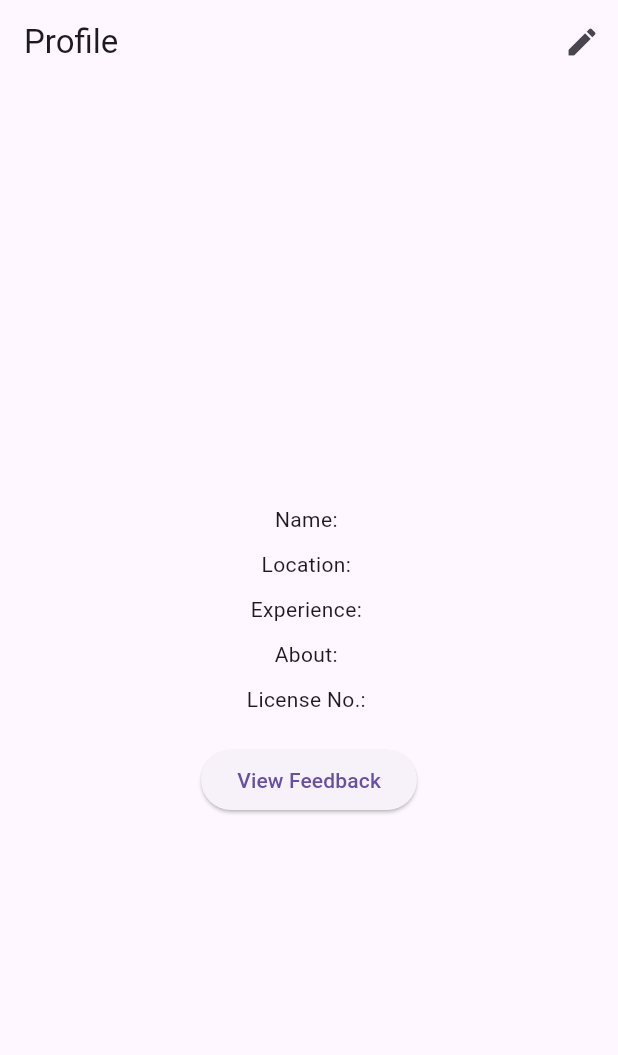
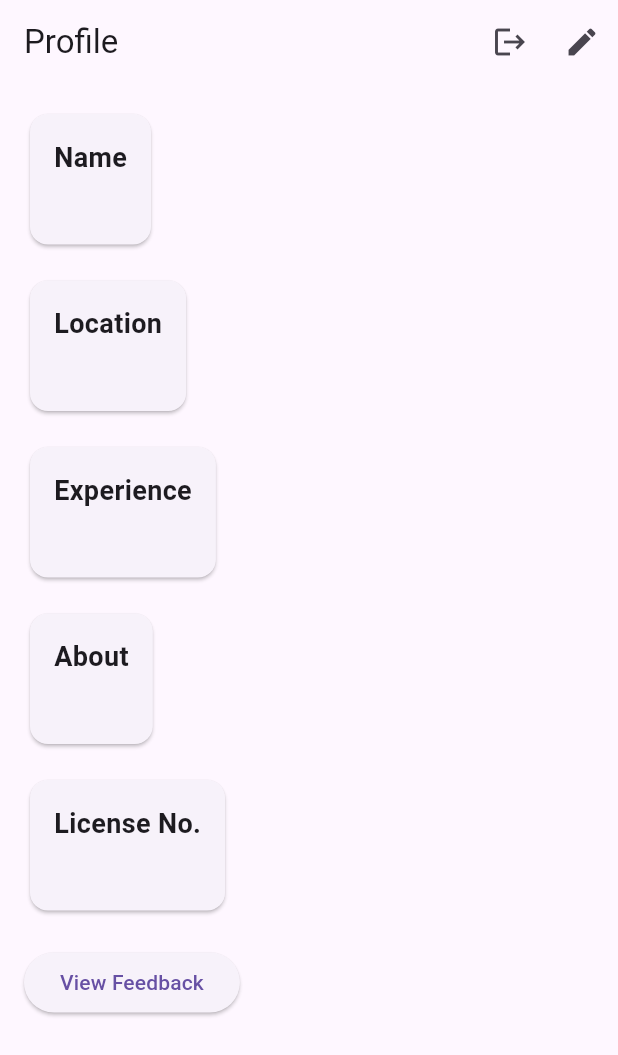
Before and after one commit to NithinYesudas/ClinicMate, a Flutter app: the ProfilePage screen opened directly, on a phone screen of 412 x 824 dp. Shown: the top 1055 px of the screen. Run offline on Flutter 3.47's test engine with Material 3 defaults, Android fonts, the phone set to English and light mode, and no system bars; our stand-ins replace cloud_firestore, firebase_auth, firebase_core, flutter_svg, google_maps_flutter, shared_preferences and 1 more; accounts and stored records are empty.

Commit message:
update rpofilepage

```diff
--- a/mini_pro_main/lib/doctor/update_profile.dart
+++ b/mini_pro_main/lib/doctor/update_profile.dart
@@ -1,8 +1,9 @@
 import 'package:cloud_firestore/cloud_firestore.dart';
 import 'package:firebase_auth/firebase_auth.dart';
 import 'package:flutter/material.dart';
+import 'package:mini_pro_main/screens/signin_screen.dart';
 import 'feedback.dart';
-import 'doctor_profile_edit_page.dart'; // Import the DoctorProfileEditPage
+import 'doctor_profile_edit_page.dart';
 
 class ProfilePage extends StatefulWidget {
   @override
@@ -49,6 +50,19 @@ class _ProfilePageState extends State<ProfilePage> {
         title: Text('Profile'),
         actions: [
           IconButton(
+            icon: Icon(Icons.logout),
+            onPressed: () async {
+              // Sign out the user
+              await FirebaseAuth.instance.signOut();
+
+              // Navigate to the login page
+              Navigator.push(
+                context,
+                MaterialPageRoute(builder: (context) => SignInScreen()),
+              );
+            },
+          ),
+          IconButton(
             icon: Icon(Icons.edit),
             onPressed: () {
               Navigator.push(
@@ -67,19 +81,111 @@ class _ProfilePageState extends State<ProfilePage> {
           ),
         ],
       ),
-      body: Center(
+      body: SingleChildScrollView(
+        child: Padding(
+          padding: const EdgeInsets.all(16.0),
           child: Column(
-          mainAxisAlignment: MainAxisAlignment.center,
+            crossAxisAlignment: CrossAxisAlignment.start,
             children: [
-            Text('Name: $_name'),
-            SizedBox(height: 10),
-            Text('Location: $_location'),
-            SizedBox(height: 10),
-            Text('Experience: $_experience'),
-            SizedBox(height: 10),
-            Text('About: $_about'),
-            SizedBox(height: 10),
-            Text('License No.: $_licenseNo'),
+              Card(
+                child: Padding(
+                  padding: const EdgeInsets.all(16.0),
+                  child: Column(
+                    crossAxisAlignment: CrossAxisAlignment.start,
+                    children: [
+                      Text(
+                        'Name',
+                        style: TextStyle(
+                          fontWeight: FontWeight.bold,
+                          fontSize: 18,
+                        ),
+                      ),
+                      SizedBox(height: 8),
+                      Text('$_name'),
+                    ],
+                  ),
+                ),
+              ),
+              SizedBox(height: 16),
+              Card(
+                child: Padding(
+                  padding: const EdgeInsets.all(16.0),
+                  child: Column(
+                    crossAxisAlignment: CrossAxisAlignment.start,
+                    children: [
+                      Text(
+                        'Location',
+                        style: TextStyle(
+                          fontWeight: FontWeight.bold,
+                          fontSize: 18,
+                        ),
+                      ),
+                      SizedBox(height: 8),
+                      Text('$_location'),
+                    ],
+                  ),
+                ),
+              ),
+              SizedBox(height: 16),
+              Card(
+                child: Padding(
+                  padding: const EdgeInsets.all(16.0),
+                  child: Column(
+                    crossAxisAlignment: CrossAxisAlignment.start,
+                    children: [
+                      Text(
+                        'Experience',
+                        style: TextStyle(
+                          fontWeight: FontWeight.bold,
+                          fontSize: 18,
+                        ),
+                      ),
+                      SizedBox(height: 8),
+                      Text('$_experience'),
+                    ],
+                  ),
+                ),
+              ),
+              SizedBox(height: 16),
+              Card(
+                child: Padding(
+                  padding: const EdgeInsets.all(16.0),
+                  child: Column(
+                    crossAxisAlignment: CrossAxisAlignment.start,
+                    children: [
+                      Text(
+                        'About',
+                        style: TextStyle(
+                          fontWeight: FontWeight.bold,
+                          fontSize: 18,
+                        ),
+                      ),
+                      SizedBox(height: 8),
+                      Text('$_about'),
+                    ],
+                  ),
+                ),
+              ),
+              SizedBox(height: 16),
+              Card(
+                child: Padding(
+                  padding: const EdgeInsets.all(16.0),
+                  child: Column(
+                    crossAxisAlignment: CrossAxisAlignment.start,
+                    children: [
+                      Text(
+                        'License No.',
+                        style: TextStyle(
+                          fontWeight: FontWeight.bold,
+                          fontSize: 18,
+                        ),
+                      ),
+                      SizedBox(height: 8),
+                      Text('$_licenseNo'),
+                    ],
+                  ),
+                ),
+              ),
               SizedBox(height: 20),
               ElevatedButton(
                 onPressed: () {
@@ -93,6 +199,7 @@ class _ProfilePageState extends State<ProfilePage> {
             ],
           ),
         ),
+      ),
     );
   }
 }
```
Also changed, not shown: mini_pro_main/lib/screens/home_screen.dart (+7 -7 lines). Lines whose indentation alone changed are shown as unchanged.
